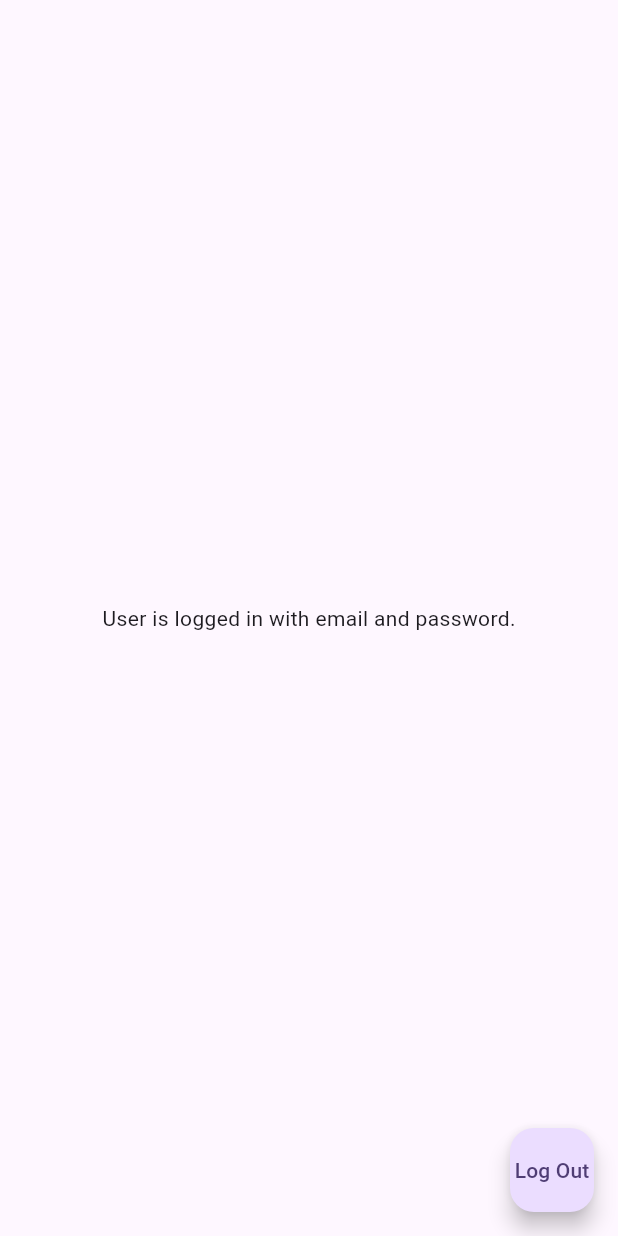
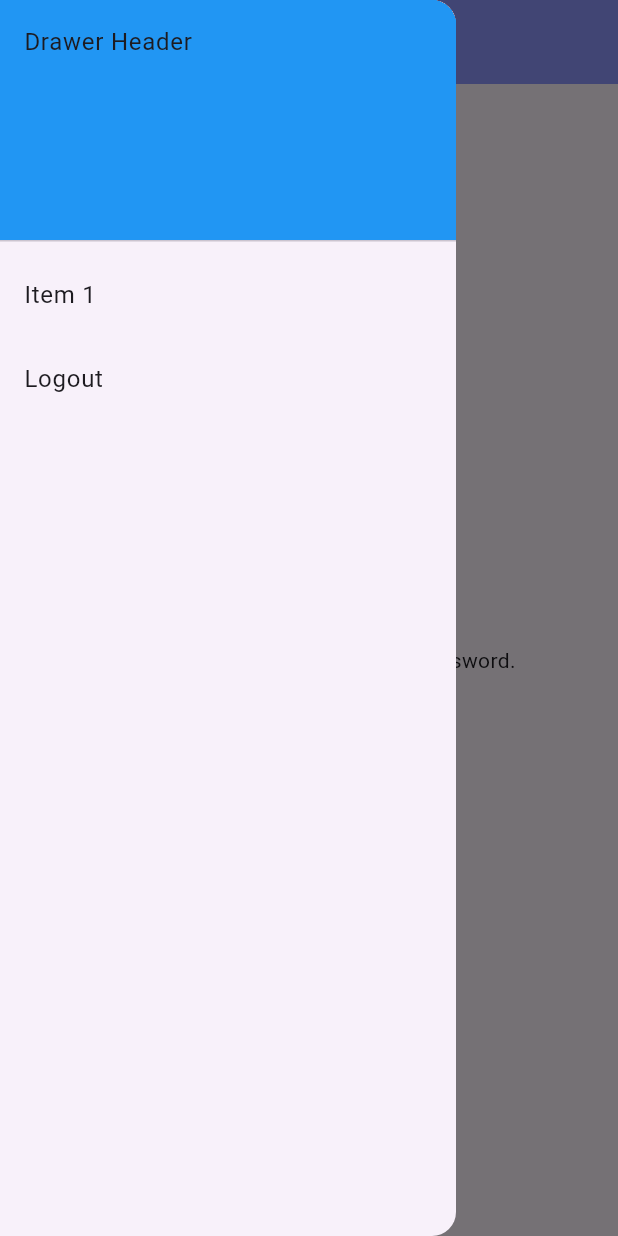
Before and after one commit to mertaksoyy/GoodPlace, a Flutter app: the MainScreenView screen opened by its route, with the side drawer open (before the commit the screen has no drawer), on a phone screen of 412 x 824 dp. Run offline on Flutter 3.47's test engine with Material 3 defaults, Android fonts, the phone set to English and light mode, and no system bars; our stand-ins replace firebase_auth, firebase_core, google_fonts, google_sign_in, shared_preferences; accounts and stored records are empty.

Commit message:
drawer is added to main screen.

```diff
--- a/goodplace/lib/views/main_screen_view.dart
+++ b/goodplace/lib/views/main_screen_view.dart
@@ -1,6 +1,7 @@
 import 'package:firebase_auth/firebase_auth.dart';
 import 'package:flutter/material.dart';
 import 'package:goodplace/constants/routes.dart';
+import 'package:google_fonts/google_fonts.dart';
 
 class MainScreenView extends StatefulWidget {
   const MainScreenView({super.key});
@@ -13,15 +14,46 @@
   @override
   Widget build(BuildContext context) {
     return Scaffold(
+      appBar: AppBar(
+        backgroundColor: Color(0xff8E97FD),
+        title: Text(
+          "Habits",
+          style: GoogleFonts.rubik(
+              fontWeight: FontWeight.normal,
+              fontStyle: FontStyle.italic,
+              fontSize: 25),
+        ),
+      ),
+      drawer: Drawer(
+        child: ListView(
+          // Important: Remove any padding from the ListView.
+          padding: EdgeInsets.zero,
+          children: [
+            const DrawerHeader(
+              decoration: BoxDecoration(
+                color: Colors.blue,
+              ),
+              child: Text('Drawer Header'),
+            ),
+            ListTile(
+              title: const Text('Item 1'),
+              onTap: () {
+                // Update the state of the app.
+                // ...
+              },
+            ),
+            ListTile(
+              title: const Text('Logout'),
+              onTap: () {
+                FirebaseAuth.instance.signOut();
+                Navigator.of(context).pushReplacementNamed(welcomePageRoute);
+              },
+            ),
+          ],
+        ),
+      ),
       body: const Center(
         child: Text('User is logged in with email and password.'),
-      ),
-      floatingActionButton: FloatingActionButton(
-        onPressed: () {
-          FirebaseAuth.instance.signOut();
-          Navigator.of(context).pushReplacementNamed(welcomePageRoute);
-        },
-        child: Text('Log Out'),
       ),
     );
   }
```
